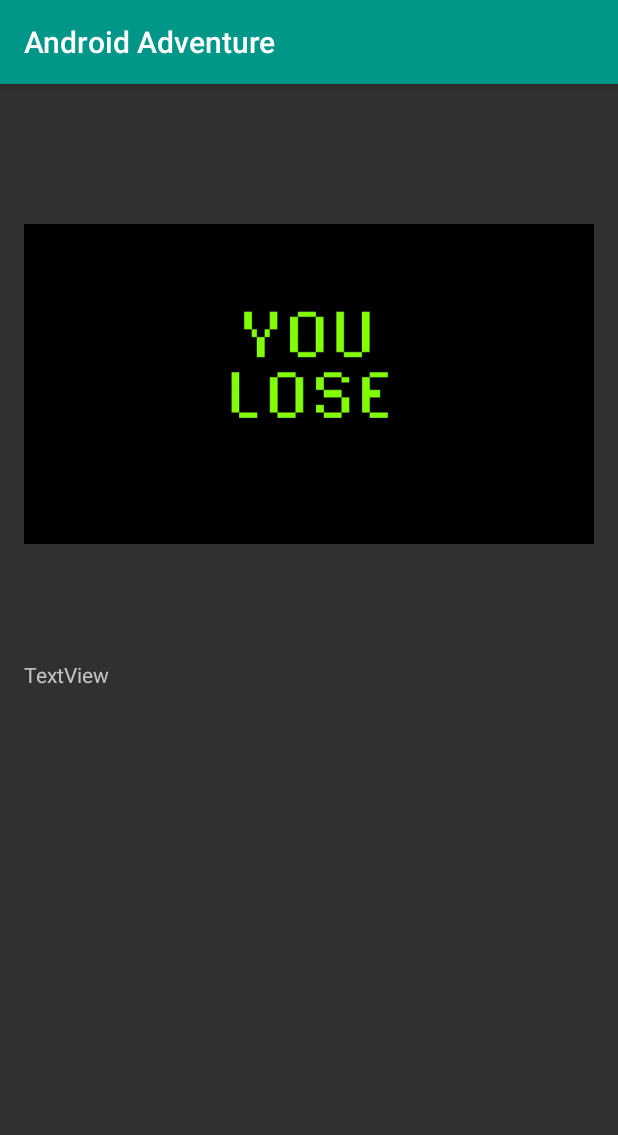
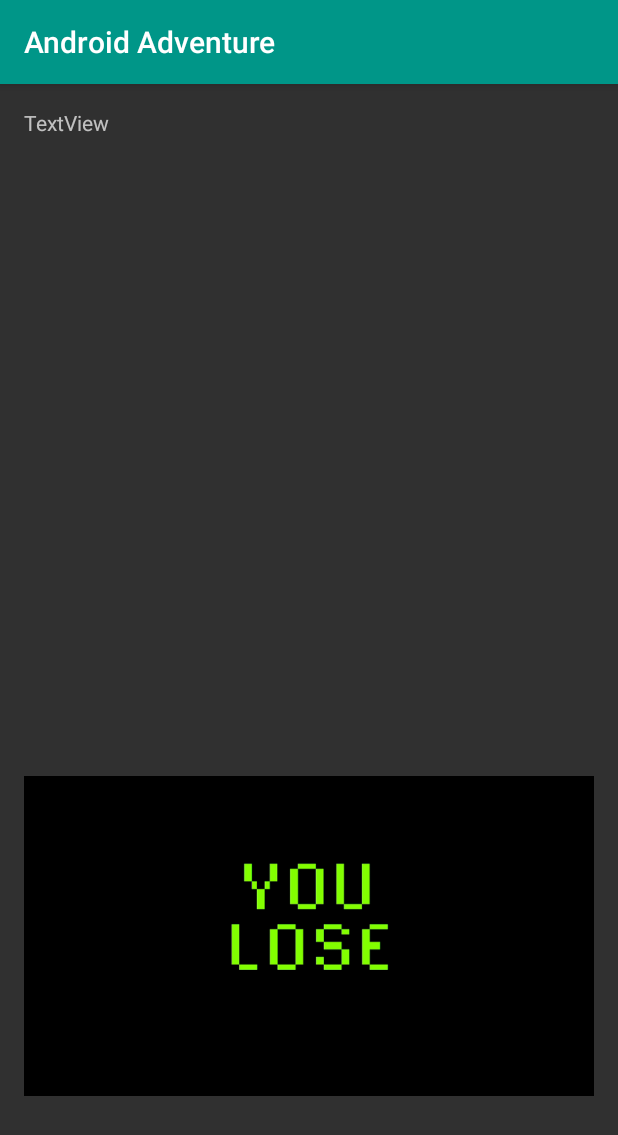
Before and after one commit to AetherUnbound/AndroidAdventure, an Android app: the FailureActivity screen opened directly, with no data from a screen before it, on a phone screen of 412 x 824 dp. Shown: the top 1135 px of the screen. Run offline under Robolectric (Android 15) with nearby library versions, the phone set to English and light mode, and no system bars.

Commit message:
Music players implemented in failure activity, victory activity, and riddle activity. Adjusted the layout in failure and victory activity.

```diff
--- a/app/src/main/java/com/example/liet_kynes/androidadventure/FailureActivity.java
+++ b/app/src/main/java/com/example/liet_kynes/androidadventure/FailureActivity.java
@@ -1,13 +1,27 @@
 package com.example.liet_kynes.androidadventure;
 
+import android.media.MediaPlayer;
 import android.support.v7.app.AppCompatActivity;
 import android.os.Bundle;
+import android.widget.TextView;
+
+import org.w3c.dom.Text;
 
 public class FailureActivity extends AppCompatActivity {
+    //Activity variables
+    private static MediaPlayer mediaPlayer;
 
     @Override
     protected void onCreate(Bundle savedInstanceState) {
         super.onCreate(savedInstanceState);
         setContentView(R.layout.activity_failure);
+
+        //Layout variables
+        TextView failureTextView = (TextView) findViewById(R.id.lossTextView);
+
+        //Play some meditative music (or stressful)
+        mediaPlayer = MediaPlayer.create(this, R.raw.nightmare); //If we're going to play the same music per song, this can be hard coded.
+        mediaPlayer.setLooping(true);
+        mediaPlayer.start();
     }
 }
--- a/app/src/main/res/layout/activity_failure.xml
+++ b/app/src/main/res/layout/activity_failure.xml
@@ -12,6 +12,18 @@
     tools:context="com.example.liet_kynes.androidadventure.FailureActivity"
     android:orientation="vertical">
     <LinearLayout
+    android:orientation="vertical"
+    android:layout_width="match_parent"
+    android:layout_weight="1"
+    android:layout_height="match_parent">
+
+    <TextView
+        android:text="TextView"
+        android:layout_width="match_parent"
+        android:layout_height="wrap_content"
+        android:id="@+id/lossTextView" />
+    </LinearLayout>
+    <LinearLayout
         android:orientation="vertical"
         android:layout_width="match_parent"
         android:layout_weight="1"
@@ -24,16 +36,5 @@
             android:id="@+id/lossImageView" />
     </LinearLayout>
 
-    <LinearLayout
-        android:orientation="vertical"
-        android:layout_width="match_parent"
-        android:layout_weight="1"
-        android:layout_height="match_parent">
 
-        <TextView
-            android:text="TextView"
-            android:layout_width="match_parent"
-            android:layout_height="wrap_content"
-            android:id="@+id/lossTextView" />
-    </LinearLayout>
 </LinearLayout>
```
Also changed, not shown: app/src/main/java/com/example/liet_kynes/androidadventure/RiddleActivity.java (+9 -0 lines), app/src/main/java/com/example/liet_kynes/androidadventure/VictoryActivity.java (+14 -0 lines), app/src/main/res/layout/activity_victory.xml (+12 -12 lines), 1 other file.
